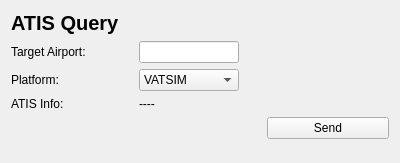
half-nothing/SimpleCPDLC, file src/ui/form/atis_window.ui: the form before one commit.
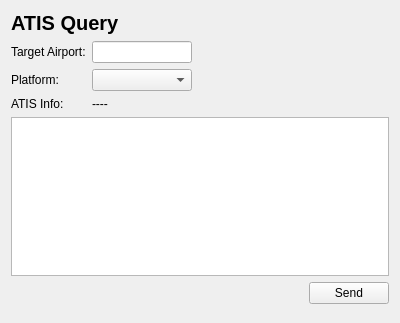
The form after the commit.

```diff
--- a/src/ui/form/atis_window.ui
+++ b/src/ui/form/atis_window.ui
@@ -7,26 +7,19 @@
     <x>0</x>
     <y>0</y>
     <width>400</width>
-    <height>163</height>
+    <height>323</height>
    </rect>
   </property>
   <property name="minimumSize">
    <size>
     <width>400</width>
-    <height>163</height>
+    <height>323</height>
    </size>
   </property>
   <property name="windowTitle">
    <string>ATIS</string>
   </property>
   <layout class="QGridLayout" name="gridLayout">
-   <item row="3" column="0">
-    <widget class="QLabel" name="label_2">
-     <property name="text">
-      <string>ATIS Info:</string>
-     </property>
-    </widget>
-   </item>
    <item row="0" column="0" colspan="3">
     <widget class="QLabel" name="label">
      <property name="font">
@@ -53,8 +46,40 @@
      </property>
     </widget>
    </item>
+   <item row="3" column="0">
+    <widget class="QLabel" name="label_2">
+     <property name="sizePolicy">
+      <sizepolicy hsizetype="Fixed" vsizetype="Preferred">
+       <horstretch>0</horstretch>
+       <verstretch>0</verstretch>
+      </sizepolicy>
+     </property>
+     <property name="text">
+      <string>ATIS Info:</string>
+     </property>
+    </widget>
+   </item>
+   <item row="5" column="2">
+    <widget class="QPushButton" name="send">
+     <property name="sizePolicy">
+      <sizepolicy hsizetype="Fixed" vsizetype="Fixed">
+       <horstretch>0</horstretch>
+       <verstretch>0</verstretch>
+      </sizepolicy>
+     </property>
+     <property name="text">
+      <string>Send</string>
+     </property>
+    </widget>
+   </item>
    <item row="1" column="1" colspan="2">
     <widget class="QLineEdit" name="target_airport">
+     <property name="sizePolicy">
+      <sizepolicy hsizetype="Fixed" vsizetype="Fixed">
+       <horstretch>0</horstretch>
+       <verstretch>0</verstretch>
+      </sizepolicy>
+     </property>
      <property name="maximumSize">
       <size>
        <width>100</width>
@@ -63,28 +88,33 @@
      </property>
     </widget>
    </item>
-   <item row="4" column="2">
-    <widget class="QPushButton" name="pushButton">
-     <property name="text">
-      <string>Send</string>
-     </property>
-    </widget>
-   </item>
-   <item row="1" column="0">
-    <widget class="QLabel" name="label_1">
-     <property name="text">
-      <string>Target Airport:</string>
-     </property>
-    </widget>
-   </item>
    <item row="2" column="0">
     <widget class="QLabel" name="label_3">
+     <property name="sizePolicy">
+      <sizepolicy hsizetype="Fixed" vsizetype="Preferred">
+       <horstretch>0</horstretch>
+       <verstretch>0</verstretch>
+      </sizepolicy>
+     </property>
      <property name="text">
       <string>Platform:</string>
      </property>
     </widget>
    </item>
-   <item row="4" column="0" colspan="2">
+   <item row="1" column="0">
+    <widget class="QLabel" name="label_1">
+     <property name="sizePolicy">
+      <sizepolicy hsizetype="Fixed" vsizetype="Preferred">
+       <horstretch>0</horstretch>
+       <verstretch>0</verstretch>
+      </sizepolicy>
+     </property>
+     <property name="text">
+      <string>Target Airport:</string>
+     </property>
+    </widget>
+   </item>
+   <item row="5" column="0" colspan="2">
     <spacer name="horizontalSpacer">
      <property name="orientation">
       <enum>Qt::Orientation::Horizontal</enum>
@@ -97,7 +127,7 @@
      </property>
     </spacer>
    </item>
-   <item row="5" column="0" colspan="3">
+   <item row="6" column="0" colspan="3">
     <spacer name="verticalSpacer">
      <property name="orientation">
       <enum>Qt::Orientation::Vertical</enum>
@@ -112,29 +142,23 @@
    </item>
    <item row="2" column="1" colspan="2">
     <widget class="QComboBox" name="platform">
+     <property name="sizePolicy">
+      <sizepolicy hsizetype="Fixed" vsizetype="Fixed">
+       <horstretch>0</horstretch>
+       <verstretch>0</verstretch>
+      </sizepolicy>
+     </property>
      <property name="maximumSize">
       <size>
        <width>100</width>
        <height>16777215</height>
       </size>
      </property>
-     <item>
-      <property name="text">
-       <string>VATSIM</string>
-      </property>
-     </item>
-     <item>
-      <property name="text">
-       <string>PilotEdge</string>
-      </property>
-     </item>
-     <item>
-      <property name="text">
-       <string>IVAO</string>
-      </property>
-     </item>
     </widget>
    </item>
+   <item row="4" column="0" colspan="3">
+    <widget class="QTableView" name="historys"/>
+   </item>
   </layout>
  </widget>
  <resources/>
```
